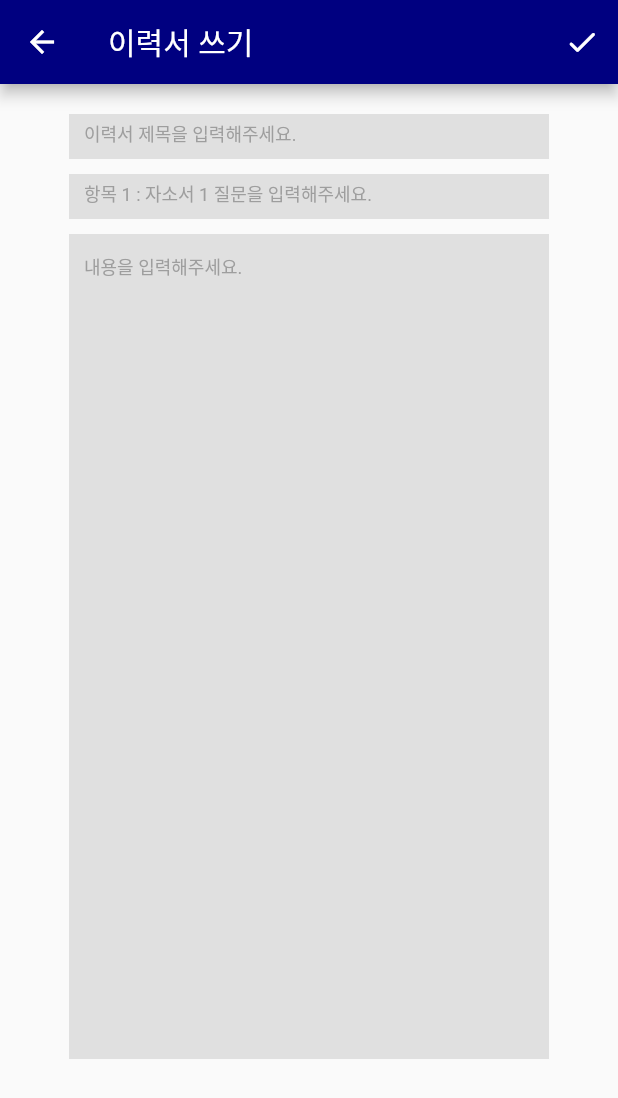
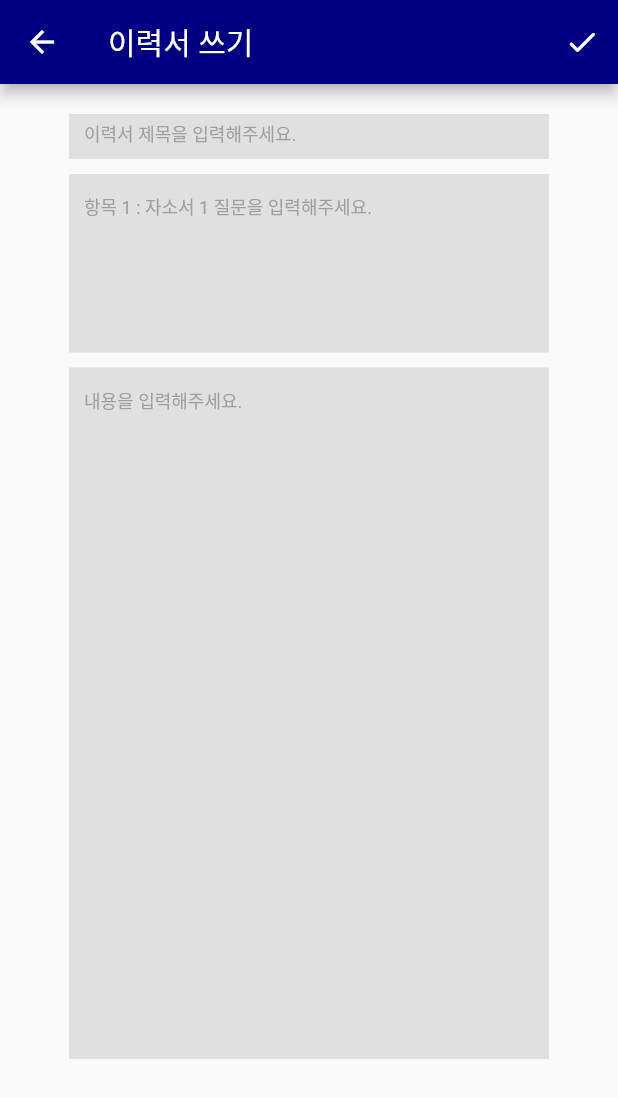
Before and after one commit to Jay-Pak/InterviewLINK, a Flutter app: the ResumeOpenPage screen opened directly, on a phone screen of 412 x 824 dp. Shown: the top 1098 px of the screen. Run offline on Flutter 3.47's test engine with Material 2 defaults, Android fonts, the phone set to English and light mode, and no system bars; drawn by our look-alikes of carousel_slider; our stand-ins replace audio_video_progress_bar, cloud_firestore, firebase_analytics, firebase_auth, firebase_core, firebase_crashlytics and 1 more; missing offline and left inert: kakao_flutter_sdk_user; accounts and stored records are empty.

Commit message:
01/15 by JAY

```diff
--- a/lib/pages/7_resumeOpenPage/resumeOpenPage.dart
+++ b/lib/pages/7_resumeOpenPage/resumeOpenPage.dart
@@ -12,15 +12,19 @@ class ResumeOpenPage extends StatefulWidget {
 
 class _ResumeOpenPageState extends State<ResumeOpenPage> {
 
+  CarouselController controller = CarouselController();
+
   TextEditingController resumeTitleController = TextEditingController();
   List<TextEditingController> questionController = [for(int i = 0; i < 5; i++) TextEditingController()];
   List<TextEditingController> contentController = [for(int i = 0; i < 5; i++) TextEditingController()];
 
-  DocumentReference<Map<String, dynamic>> _resume = FirebaseFirestore.instance.collection('${FirebaseAuth.instance.currentUser?.email}').doc('MatchingInfo');
+  DocumentReference<Map<String, dynamic>> _resume = FirebaseFirestore.instance.collection('${FirebaseAuth.instance.currentUser?.email}').doc('MatchingConditions');
 
   _updateResume(int index){
     for(int i = 0; i < index; i++){
-      return _resume.collection('Resume#${i+1}').doc(questionController[i].text).set({
+      _resume.collection('ResumeList').doc(resumeTitleController.text).collection('Question#${i+1}').doc(questionController[i].text).set({
+        // "title" : resumeTitleController.text,
+        // "question" : questionController[i].text,
         "content" : contentController[i].text
       });
     }
@@ -63,7 +67,7 @@ class _ResumeOpenPageState extends State<ResumeOpenPage> {
             ),
           ),
           CarouselSlider(
-            options: CarouselOptions(height: 600.0, viewportFraction: 0.9),
+            options: CarouselOptions(height: 600.0, viewportFraction: 0.9, enableInfiniteScroll: false),
             items: [1, 2, 3, 4, 5].map((i) {
               return Builder(
                 builder: (BuildContext context) {
@@ -83,7 +87,6 @@ class _ResumeOpenPageState extends State<ResumeOpenPage> {
                         Column(
                           children: [
                             Container(
-                              height: 30,
                               width: 320,
                               color: Colors.grey.shade300,
                               padding:
@@ -91,6 +94,7 @@ class _ResumeOpenPageState extends State<ResumeOpenPage> {
                               margin: const EdgeInsets.symmetric(
                                   horizontal: 4),
                               child: TextField(
+                                maxLines: 5,
                                 controller: questionController[i-1],
                                 decoration: InputDecoration(
                                   hintText: "항목 $i : 자소서 $i 질문을 입력해주세요.",
@@ -106,7 +110,6 @@ class _ResumeOpenPageState extends State<ResumeOpenPage> {
                         Column(
                           children: [
                             Container(
-                              height: 600,
                               width: 320,
                               color: Colors.grey.shade300,
                               padding:
@@ -114,7 +117,7 @@ class _ResumeOpenPageState extends State<ResumeOpenPage> {
                               margin: const EdgeInsets.symmetric(
                                   horizontal: 4),
                               child: TextField(
-                                maxLines: 150,
+                                maxLines: 100,
                                 controller: contentController[i-1],
                                 decoration: const InputDecoration(
                                   hintText: "내용을 입력해주세요.",
```
